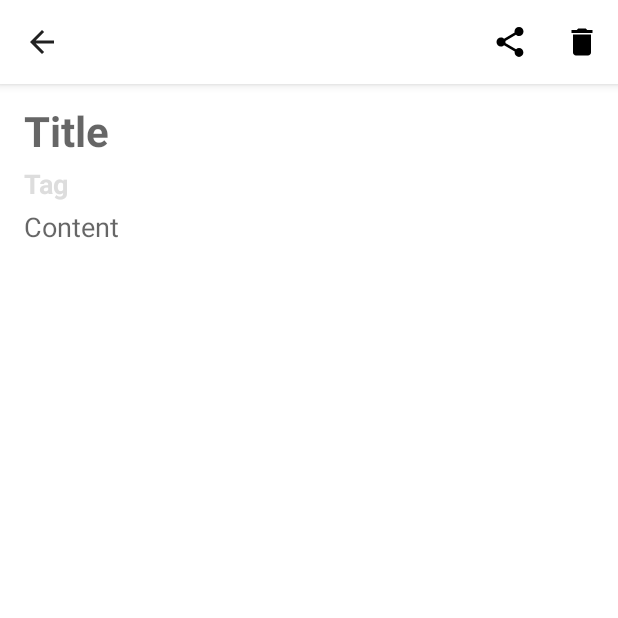
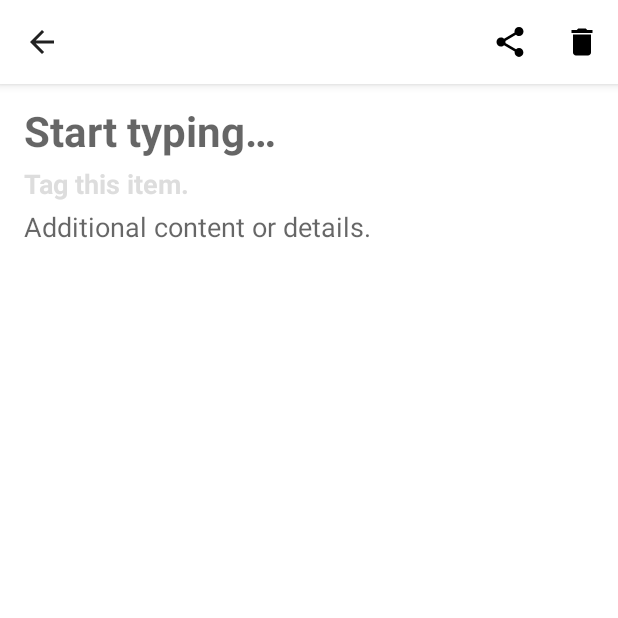
Before and after one commit to tytydraco/Illud, an Android app: the ViewMoreActivity screen opened directly, with no data from a screen before it, on a phone screen of 412 x 824 dp, the top half of it. Run offline under Robolectric (Android 15) with nearby library versions, the phone set to English and light mode, and no system bars.

Commit message:
Clean up strings
Signed-off-by: tytydraco <tylernij@gmail.com>

```diff
--- a/app/src/main/res/values/strings.xml
+++ b/app/src/main/res/values/strings.xml
@@ -3,18 +3,17 @@
     <string name="app_name">Illud</string>
 
     <!-- Menu strings -->
-    <string name="add_new">New</string>
-    <string name="write_contents">Write</string>
+    <string name="add_new">Add New Item</string>
+    <string name="write_contents">Write Contents</string>
     <string name="wipe">Wipe</string>
-    <string name="delete">Delete</string>
+    <string name="delete">Delete Item</string>
     <string name="save">Save</string>
 
     <!-- Label hint strings -->
-    <string name="hint_label">Title</string>
-    <string name="hint_content">Content</string>
-    <string name="hint_tag">Tag</string>
+    <string name="hint_label">Start typing…</string>
+    <string name="hint_content">Additional content or details.</string>
+    <string name="hint_tag">Tag this item.</string>
 
     <!-- Misc strings -->
     <string name="bullet">Bullet</string>
-    <string name="handle">Handle</string>
 </resources>
```
